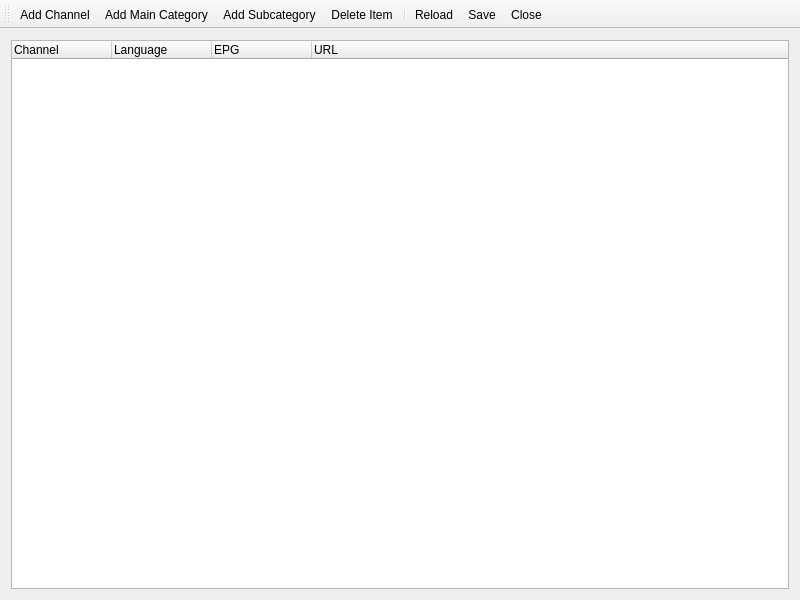
The window that ui/EditPlaylist.ui (ntadej/tano) describes before a commit, drawn with Qt 5.
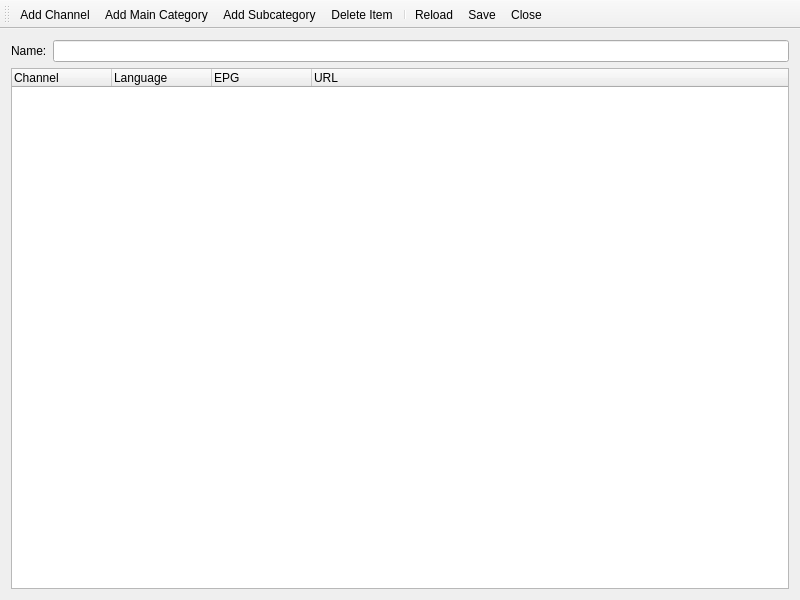
The same window after the commit. Icons and pictures are not drawn.

Commit message: Playlist updates, Vlc fixes, bugfixes

Patch:
```diff
--- a/ui/EditPlaylist.ui
+++ b/ui/EditPlaylist.ui
@@ -19,6 +19,20 @@
   </property>
   <widget class="QWidget" name="centralwidget">
    <layout class="QVBoxLayout" name="verticalLayout">
+    <item>
+     <layout class="QHBoxLayout" name="horizontalLayout">
+      <item>
+       <widget class="QLabel" name="labelName">
+        <property name="text">
+         <string>Name:</string>
+        </property>
+       </widget>
+      </item>
+      <item>
+       <widget class="QLineEdit" name="editName"/>
+      </item>
+     </layout>
+    </item>
     <item>
      <widget class="QTreeWidget" name="playlist">
       <property name="dragEnabled">
```
The commit also changes 18 other files.
